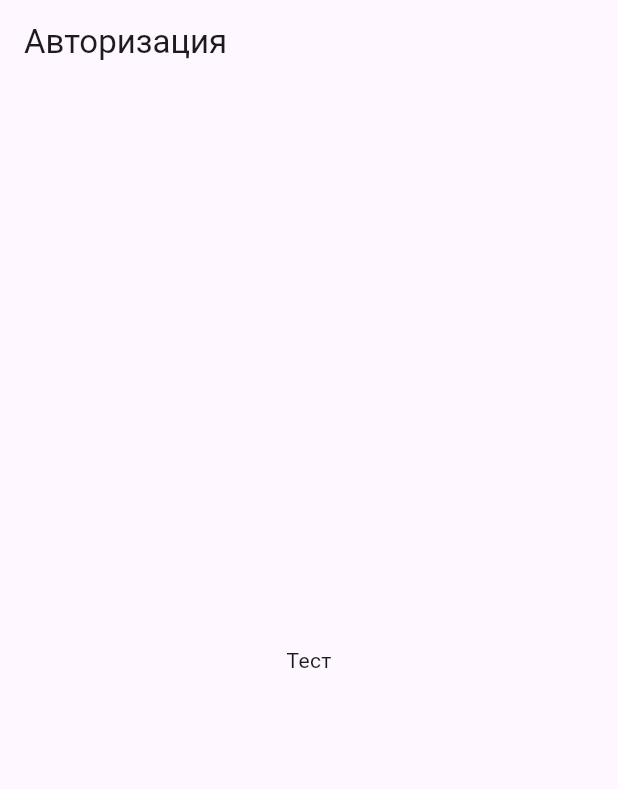
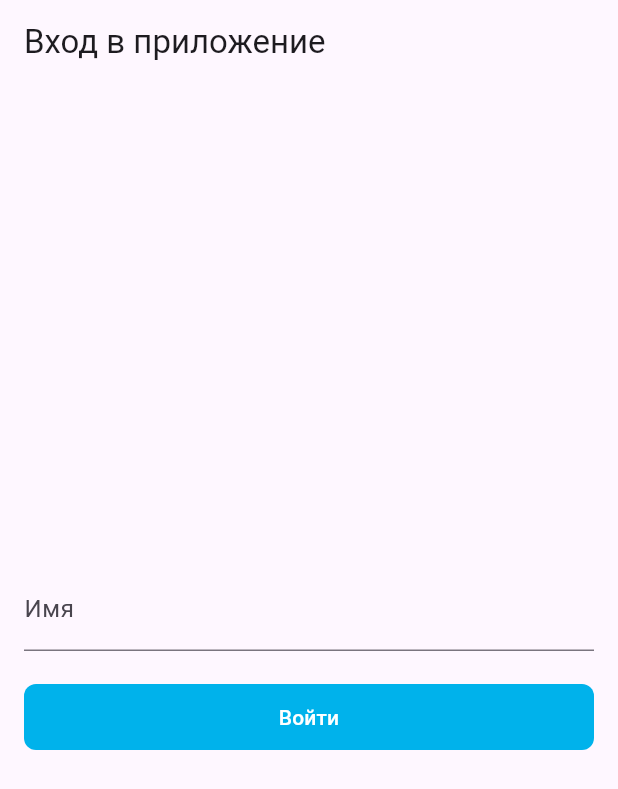
Before and after one commit to Gerkaaa/rent_tracker, a Flutter app: the screen it shows after launch, on a phone screen of 412 x 824 dp. Shown: the top 789 px of the screen. Run offline on Flutter 3.47's test engine with Material 3 defaults, Android fonts, the phone set to English and light mode, and no system bars.

Commit message:
Feat: add navigation and initial screen(long term/daily) layout

```diff
--- a/lib/presentation/auth_screen/auth_screen.dart
+++ b/lib/presentation/auth_screen/auth_screen.dart
@@ -1,13 +1,62 @@
 import 'package:flutter/material.dart';
+import 'package:rent_tracker/presentation/home_screen.dart';
 
-class AuthScreen extends StatelessWidget {
+class AuthScreen extends StatefulWidget {
   const AuthScreen({super.key});
+
+  @override
+  State<AuthScreen> createState() => _AuthScreenState();
+}
+
+class _AuthScreenState extends State<AuthScreen> {
+  final TextEditingController _nameController = TextEditingController();
+
+  void _onLoginPressed() {
+    final name = _nameController.text.trim();
+    if (name.isEmpty) {
+      ScaffoldMessenger.of(
+        context,
+      ).showSnackBar(const SnackBar(content: Text('Пожалуйста, введите имя')));
+      return;
+    }
+    Navigator.pushReplacement(
+      context,
+      MaterialPageRoute(builder: (_) => const HomeScreen()),
+    );
+  }
 
   @override
   Widget build(BuildContext context) {
     return Scaffold(
-      appBar: AppBar(title: const Text('Авторизация')),
-      body: const Center(child: Text('Тест')),
+      appBar: AppBar(title: const Text('Вход в приложение')),
+      body: Padding(
+        padding: const EdgeInsets.all(16.0),
+        child: Column(
+          mainAxisAlignment: MainAxisAlignment.center,
+          children: [
+            TextField(
+              controller: _nameController,
+              decoration: const InputDecoration(labelText: 'Имя'),
+            ),
+            const SizedBox(height: 20),
+            SizedBox(
+              width: double.infinity,
+              child: TextButton(
+                style: TextButton.styleFrom(
+                  backgroundColor: Color(0xff00b2eb),
+                  foregroundColor: Colors.white,
+                  shape: RoundedRectangleBorder(
+                    borderRadius: BorderRadius.circular(8),
+                  ),
+                  padding: const EdgeInsets.symmetric(vertical: 12),
+                ),
+                onPressed: _onLoginPressed,
+                child: const Text('Войти'),
+              ),
+            ),
+          ],
+        ),
+      ),
     );
   }
 }
```
Also changed, not shown: lib/presentation/daily_screen/daily_screen.dart (added, +13 -0 lines), lib/presentation/home_screen.dart (added, +41 -0 lines), lib/presentation/long_term_screen/long_term_screen.dart (added, +13 -0 lines).
